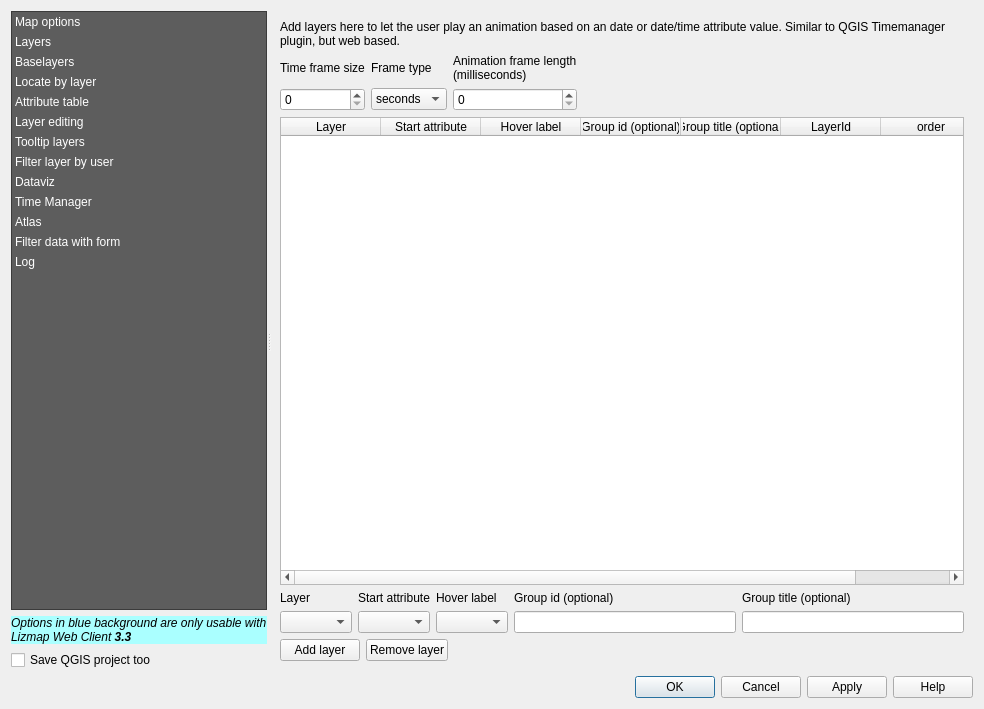
Above: resources/ui/ui_lizmap.ui from 3liz/lizmap-plugin before the change. Below: the same form after it.
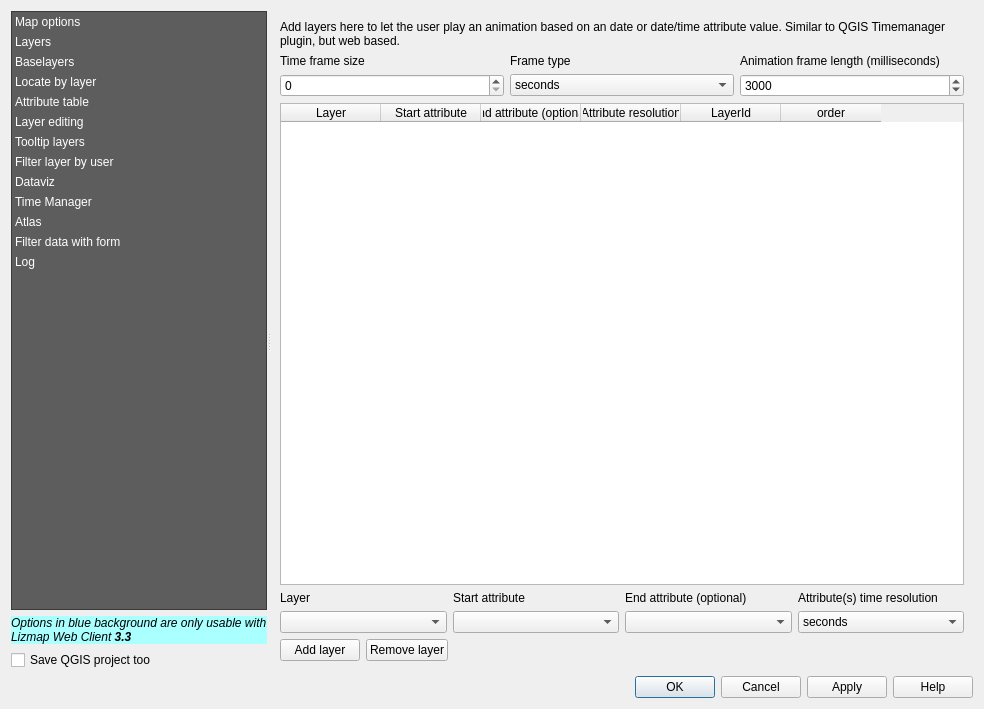
That is the form after the change. The open tabs and pages were chosen to show the change. Custom widgets are drawn as their Qt base class.

Commit message: Timemanager - Add endAttribute and resolution for upcoming LWC 3.4

```diff
--- a/resources/ui/ui_lizmap.ui
+++ b/resources/ui/ui_lizmap.ui
@@ -3877,6 +3877,9 @@
                    <property name="maximum">
                     <number>10000</number>
                    </property>
+                   <property name="value">
+                    <number>3000</number>
+                   </property>
                   </widget>
                  </item>
                  <item row="1" column="1">
@@ -3918,19 +3921,6 @@
                    </item>
                   </widget>
                  </item>
-                 <item row="1" column="3">
-                  <spacer name="horizontalSpacer_23">
-                   <property name="orientation">
-                    <enum>Qt::Horizontal</enum>
-                   </property>
-                   <property name="sizeHint" stdset="0">
-                    <size>
-                     <width>40</width>
-                     <height>20</height>
-                    </size>
-                   </property>
-                  </spacer>
-                 </item>
                 </layout>
                </item>
                <item>
@@ -3965,17 +3955,12 @@
                  </column>
                  <column>
                   <property name="text">
-                   <string>Hover label</string>
+                   <string>End attribute (optional)</string>
                   </property>
                  </column>
                  <column>
                   <property name="text">
-                   <string>Group id (optional)</string>
-                  </property>
-                 </column>
-                 <column>
-                  <property name="text">
-                   <string>Group title (optional)</string>
+                   <string>Attribute resolution</string>
                   </property>
                  </column>
                  <column>
@@ -4012,38 +3997,14 @@
                  <item row="1" column="2">
                   <widget class="QgsFieldComboBox" name="liTimemanagerStartAttribute">
                    <property name="toolTip">
-                    <string>Column with the date/time</string>
-                   </property>
-                  </widget>
-                 </item>
-                 <item row="0" column="5">
-                  <widget class="QLabel" name="label_48">
-                   <property name="text">
-                    <string>Group title (optional)</string>
-                   </property>
-                   <property name="wordWrap">
-                    <bool>true</bool>
-                   </property>
-                  </widget>
-                 </item>
-                 <item row="1" column="5">
-                  <widget class="QLineEdit" name="inTimemanagerGroupTitle">
-                   <property name="toolTip">
-                    <string>Optional, an ID and a title for groups of objects.</string>
-                   </property>
-                  </widget>
-                 </item>
-                 <item row="1" column="4">
-                  <widget class="QLineEdit" name="inTimemanagerGroup">
-                   <property name="toolTip">
-                    <string>Optional, an ID and a title for groups of objects.</string>
+                    <string>Field with the start date/time</string>
                    </property>
                   </widget>
                  </item>
                  <item row="0" column="3">
                   <widget class="QLabel" name="label_49">
                    <property name="text">
-                    <string>Hover label</string>
+                    <string>End attribute (optional)</string>
                    </property>
                    <property name="wordWrap">
                     <bool>true</bool>
@@ -4070,13 +4031,50 @@
                  <item row="0" column="4">
                   <widget class="QLabel" name="label_47">
                    <property name="text">
-                    <string>Group id (optional)</string>
+                    <string>Attribute(s) time resolution</string>
                    </property>
                    <property name="wordWrap">
                     <bool>true</bool>
                    </property>
                   </widget>
                  </item>
+                 <item row="1" column="4">
+                  <widget class="QComboBox" name="liTimemanagerAttributeResolution">
+                   <property name="toolTip">
+                    <string>Date/time resolution of the chosen attribute(s)</string>
+                   </property>
+                   <item>
+                    <property name="text">
+                     <string>seconds</string>
+                    </property>
+                   </item>
+                   <item>
+                    <property name="text">
+                     <string>minutes</string>
+                    </property>
+                   </item>
+                   <item>
+                    <property name="text">
+                     <string>hours</string>
+                    </property>
+                   </item>
+                   <item>
+                    <property name="text">
+                     <string>days</string>
+                    </property>
+                   </item>
+                   <item>
+                    <property name="text">
+                     <string>weeks</string>
+                    </property>
+                   </item>
+                   <item>
+                    <property name="text">
+                     <string>years</string>
+                    </property>
+                   </item>
+                  </widget>
+                 </item>
                 </layout>
                </item>
                <item>
```
Left out of the diff: 27 changed lines with no effect on the pictures. The commit also changes 2 other files.
